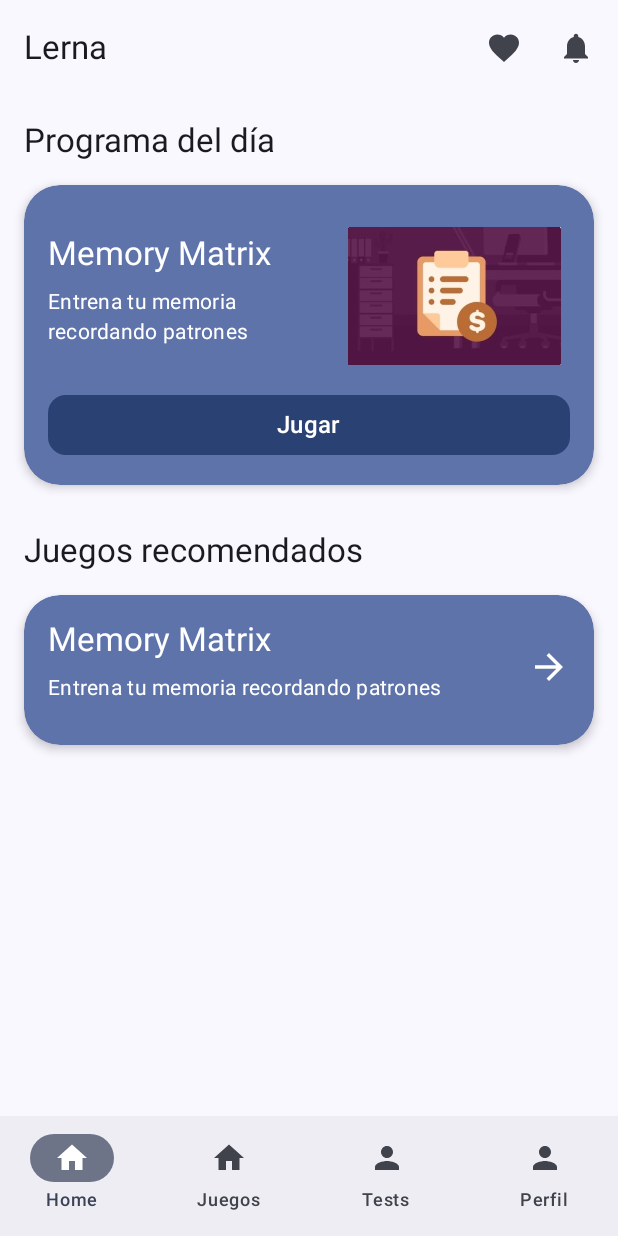
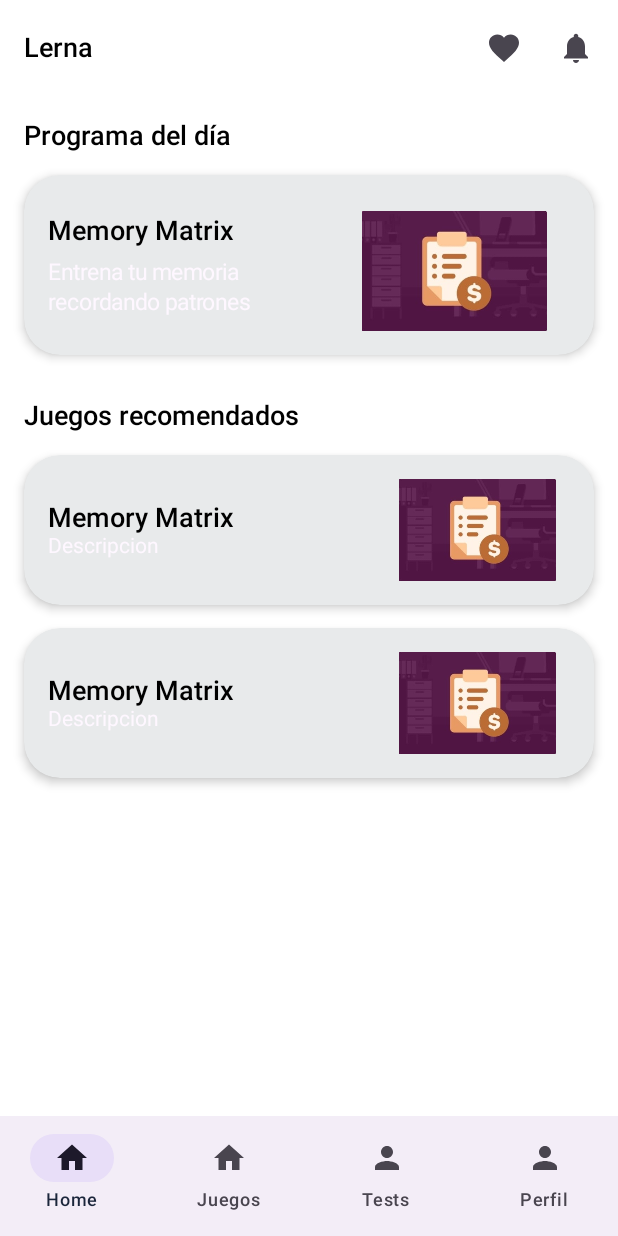
Before and after one commit to NegK01/Lerna, an Android app built with Jetpack Compose: the screen it shows after launch (MainActivity), on a phone screen of 412 x 824 dp. Run offline under Robolectric (Android 15) with nearby library versions, the phone set to English and light mode, and no system bars.

Commit message:
feat(home): ajustar UI de cards y paleta de colores para issue #2

```diff
--- a/app/src/main/java/com/negk/lerna/ui/components/Header.kt
+++ b/app/src/main/java/com/negk/lerna/ui/components/Header.kt
@@ -30,7 +30,8 @@ fun Header(
             Text(
                 text = "Lerna",
                 style = MaterialTheme.typography.titleLarge,
-                textAlign = TextAlign.Start
+                textAlign = TextAlign.Start,
+                color = MaterialTheme.colorScheme.onBackground,
             )
         },
         actions = {
--- a/app/src/main/java/com/negk/lerna/ui/screens/home/HomeScreen.kt
+++ b/app/src/main/java/com/negk/lerna/ui/screens/home/HomeScreen.kt
@@ -26,14 +26,15 @@ fun HomeScreen(navController: NavController) {
     Column(modifier = Modifier.padding(16.dp)) {
         Text(
             text = "Programa del día",
-            style = MaterialTheme.typography.titleLarge
+            style = MaterialTheme.typography.titleLarge,
+            color = MaterialTheme.colorScheme.onBackground,
         )
 
         Spacer(modifier = Modifier.height(15.dp))
 
         // Tarjeta destacada del programa del día
         DailyProgramCard(
-            height = 200.dp,
+            height = 120.dp,
             title = "Memory Matrix",
             description = "Entrena tu memoria recordando patrones",
             imageResource = R.drawable.memory_matrix,
@@ -46,7 +47,8 @@ fun HomeScreen(navController: NavController) {
 
         Text(
             text = "Juegos recomendados",
-            style = MaterialTheme.typography.titleLarge
+            style = MaterialTheme.typography.titleLarge,
+            color = MaterialTheme.colorScheme.onBackground,
         )
 
         Spacer(modifier = Modifier.height(15.dp))
@@ -54,8 +56,14 @@ fun HomeScreen(navController: NavController) {
         RecommendedGameCard(
             height = 100.dp,
             title = "Memory Matrix",
-            description = "Entrena tu memoria recordando patrones",
-            buttonText = "Jugar",
+            onButtonClick = { /* Acción de prueba */ }
+        )
+
+        Spacer(modifier = Modifier.height(15.dp))
+
+        RecommendedGameCard(
+            height = 100.dp,
+            title = "Memory Matrix",
             onButtonClick = { /* Acción de prueba */ }
         )
     }
--- a/app/src/main/java/com/negk/lerna/ui/screens/home/components/DailyProgramCard.kt
+++ b/app/src/main/java/com/negk/lerna/ui/screens/home/components/DailyProgramCard.kt
@@ -2,6 +2,7 @@ package com.negk.lerna.ui.screens.home.components
 
 import androidx.compose.foundation.Image
 import androidx.compose.foundation.interaction.MutableInteractionSource
+import androidx.compose.foundation.clickable
 import androidx.compose.foundation.layout.*
 import androidx.compose.foundation.shape.RoundedCornerShape
 import androidx.compose.material3.ButtonDefaults
@@ -48,8 +49,10 @@ fun DailyProgramCard(
 	onButtonClick: () -> Unit = {}
 ) {
 	BaseCard(
-		modifier = modifier.height(height),
-		backgroundColor = MaterialTheme.colorScheme.primaryContainer
+		modifier = modifier
+			.height(height)
+			.clickable(onClick = onButtonClick),
+		backgroundColor = MaterialTheme.colorScheme.surface
 	) {
 		Column(
 			modifier = Modifier.fillMaxSize(),
@@ -67,13 +70,13 @@ fun DailyProgramCard(
 					Text(
 						text = title,
 						style = MaterialTheme.typography.titleLarge,
-						color = MaterialTheme.colorScheme.onPrimaryContainer
+						color = MaterialTheme.colorScheme.onSurface
 					)
 					Spacer(modifier = Modifier.height(8.dp))
 					Text(
 						text = description,
 						style = MaterialTheme.typography.bodyMedium,
-						color = MaterialTheme.colorScheme.onPrimaryContainer,
+						color = MaterialTheme.colorScheme.surfaceBright,
 						textAlign = TextAlign.Start
 					)
 				}
@@ -87,21 +90,6 @@ fun DailyProgramCard(
 						.padding(start = 20.dp, top = 8.dp)
 				)
 			}
-			Spacer(modifier = Modifier.height(12.dp))
-			// Botón de acción abajo, ocupa todo el ancho
-			val interactionSource = remember { MutableInteractionSource() }
-			Button(
-				onClick = onButtonClick,
-				modifier = Modifier.fillMaxWidth(),
-				interactionSource = interactionSource,
-				shape = RoundedCornerShape(12.dp),
-				colors = ButtonDefaults.buttonColors(
-					containerColor = MaterialTheme.colorScheme.primary,
-					contentColor = MaterialTheme.colorScheme.onSecondary
-				)
-			) {
-				Text(buttonText, style = MaterialTheme.typography.titleMedium)
-			}
 		}
 	}
 }
--- a/app/src/main/java/com/negk/lerna/ui/screens/home/components/RecommendedGameCard.kt
+++ b/app/src/main/java/com/negk/lerna/ui/screens/home/components/RecommendedGameCard.kt
@@ -1,9 +1,9 @@
 package com.negk.lerna.ui.screens.home.components
 
+import androidx.compose.foundation.Image
+import androidx.compose.foundation.clickable
 import androidx.compose.runtime.Composable
 import androidx.compose.foundation.layout.*
-import androidx.compose.material3.Icon
-import androidx.compose.material.icons.Icons
 import androidx.compose.ui.Alignment
 import androidx.compose.ui.Modifier
 import androidx.compose.ui.text.style.TextAlign
@@ -11,8 +11,13 @@ import androidx.compose.ui.unit.Dp
 import androidx.compose.ui.unit.dp
 import androidx.compose.material3.MaterialTheme
 import androidx.compose.material3.Text
-import androidx.compose.material.icons.automirrored.filled.ArrowForward
+import androidx.compose.ui.res.painterResource
+import androidx.compose.ui.tooling.preview.Preview
+import androidx.compose.ui.unit.sp
+import androidx.navigation.compose.rememberNavController
+import com.negk.lerna.R
 import com.negk.lerna.ui.components.BaseCard
+import com.negk.lerna.ui.screens.home.HomeScreen
 
 @Composable
 fun RecommendedGameCard(
@@ -20,19 +25,24 @@ fun RecommendedGameCard(
     height: Dp = 200.dp,
     title: String = "Titulo",
     description: String = "Descripcion",
-    buttonText: String = "Jugar",
+    imageResource: Int = R.drawable.memory_matrix,
+    imageSize: Dp = 150.dp,
     onButtonClick: () -> Unit = {}
 ) {
     BaseCard(
-        modifier = modifier.height(height),
-        backgroundColor = MaterialTheme.colorScheme.primaryContainer
+        modifier = modifier
+            .height(height)
+            .clickable(onClick = onButtonClick), // Toda la card es clickeable
+        backgroundColor = MaterialTheme.colorScheme.surface
     ) {
         Column(
             modifier = Modifier.fillMaxSize(),
             verticalArrangement = Arrangement.SpaceBetween
         ) {
             Row(
-                modifier = Modifier.weight(1f).fillMaxWidth(),
+                modifier = Modifier
+                    .weight(1f)
+                    .fillMaxWidth(),
                 verticalAlignment = Alignment.CenterVertically,
             ) {
                 // Columna de texto a la izquierda
@@ -43,49 +53,36 @@ fun RecommendedGameCard(
                     Text(
                         text = title,
                         style = MaterialTheme.typography.titleLarge,
-                        color = MaterialTheme.colorScheme.onPrimaryContainer
+                        color = MaterialTheme.colorScheme.onSurface
                     )
-                    Spacer(modifier = Modifier.height(8.dp))
                     Text(
                         text = description,
-                        style = MaterialTheme.typography.bodyMedium,
-                        color = MaterialTheme.colorScheme.onPrimaryContainer,
+                        style = MaterialTheme.typography.titleMedium,
+                        color = MaterialTheme.colorScheme.surfaceBright,
                         textAlign = TextAlign.Start
                     )
                 }
+
                 // Imagen a la derecha
-                Icon(
-                    imageVector = Icons.AutoMirrored.Filled.ArrowForward,
-                    contentDescription = null,
-                    tint = MaterialTheme.colorScheme.onPrimaryContainer,
-                    modifier = Modifier
-                        .size(48.dp)
-                        .padding(start = 20.dp, top = 8.dp)
-                )
-                /*Image(
+                Image(
                     painter = painterResource(id = imageResource),
                     contentDescription = null,
                     modifier = Modifier
                         .size(imageSize)
                         .weight(1f)
-                        .padding(start = 20.dp, top = 8.dp)
-                )*/
+                        .padding(start = 50.dp)
+                )
             }
-            Spacer(modifier = Modifier.height(12.dp))
-            // Botón de acción abajo, ocupa todo el ancho
-//            val interactionSource = remember { MutableInteractionSource() }
-//            Button(
-//                onClick = onButtonClick,
-//                modifier = Modifier.fillMaxWidth(),
-//                interactionSource = interactionSource,
-//                shape = RoundedCornerShape(12.dp),
-//                colors = ButtonDefaults.buttonColors(
-//                    containerColor = MaterialTheme.colorScheme.primary,
-//                    contentColor = MaterialTheme.colorScheme.onSecondary
-//                )
-//            ) {
-//                Text(buttonText, style = MaterialTheme.typography.titleMedium)
-//            }
         }
     }
 }
+@Preview(showBackground = true)
+@Composable
+fun RecommendedGameCardPreview() {
+    RecommendedGameCard(
+        title = "Juego recomendado",
+        description = "Pon a prueba tu memoria con este divertido reto.",
+        imageResource = R.drawable.memory_matrix,
+        onButtonClick = { /* Acción de prueba */ }
+    )
+}
--- a/app/src/main/java/com/negk/lerna/ui/theme/Theme.kt
+++ b/app/src/main/java/com/negk/lerna/ui/theme/Theme.kt
@@ -1,45 +1,57 @@
 package com.negk.lerna.ui.theme
 
-import android.app.Activity
 import android.os.Build
 import androidx.compose.foundation.isSystemInDarkTheme
 import androidx.compose.material3.MaterialTheme
+import androidx.compose.material3.Typography
 import androidx.compose.material3.darkColorScheme
 import androidx.compose.material3.dynamicDarkColorScheme
 import androidx.compose.material3.dynamicLightColorScheme
 import androidx.compose.material3.lightColorScheme
 import androidx.compose.runtime.Composable
+import androidx.compose.ui.graphics.Color
 import androidx.compose.ui.platform.LocalContext
+import androidx.compose.ui.text.TextStyle
+import androidx.compose.ui.text.font.FontWeight
+import androidx.compose.ui.unit.sp
 
-private val DarkColorScheme = darkColorScheme(
-    primary = Purple80,
-    secondary = PurpleGrey80,
-    tertiary = Pink80
-)
-
+// 🎨 Paleta clara
 private val LightColorScheme = lightColorScheme(
-    primary = Purple40,
-    secondary = PurpleGrey40,
-    tertiary = Pink40
-
-    /* Other default colors to override
-    background = Color(0xFFFFFBFE),
-    surface = Color(0xFFFFFBFE),
+    primary = Color(0xFF0D1B2A),   // Azul marino oscuro
+    secondary = Color(0xFF1B263B), // Azul marino distinto
+    tertiary = Color(0xFF415A77),  // Azul complementario
+    background = Color(0xFFFFFFFF), // Blanco
+    surface = Color(0xFFFFFFFF),    // Blanco
     onPrimary = Color.White,
     onSecondary = Color.White,
     onTertiary = Color.White,
-    onBackground = Color(0xFF1C1B1F),
-    onSurface = Color(0xFF1C1B1F),
-    */
+    onBackground = Color(0xFF000000), // Texto negro
+    onSurface = Color(0xFF000000)     // Texto negro
 )
+
+// 🎨 Paleta oscura
+private val DarkColorScheme = darkColorScheme(
+    primary = Color(0xFF1B263B),   // Azul marino intermedio → para cards y botones destacados
+    secondary = Color(0xFF415A77), // Azul un poco más claro → para acentos y estados secundarios
+    tertiary = Color(0xFF778DA9),  // Azul grisáceo → decorativo, iconos de soporte
+    background = Color(0xFF0D1B2A), // Azul marino muy oscuro → fondo de la pantalla
+    surface = Color(0xFF1B263B),   // Igual al primary, pero dedicado a cards/dialogs
+    surfaceBright = Color(0xFFE0E8F2),   // Igual al primary, pero dedicado a cards/dialogs
+    onPrimary = Color.White,       // Texto sobre primary
+    onSecondary = Color.White,     // Texto sobre secondary
+    onTertiary = Color.White,      // Texto sobre tertiary
+    onBackground = Color(0xFFE0E0E0), // Texto sobre fondo (gris claro)
+    onSurface = Color.White        // Texto sobre cards/surfaces
+)
+
 
 @Composable
 fun LernaTheme(
     darkTheme: Boolean = isSystemInDarkTheme(),
-    // Dynamic color is available on Android 12+
-    dynamicColor: Boolean = true,
+    dynamicColor: Boolean = false,
     content: @Composable () -> Unit
 ) {
+    val colorScheme1 = if (darkTheme) DarkColorScheme else LightColorScheme
     val colorScheme = when {
         dynamicColor && Build.VERSION.SDK_INT >= Build.VERSION_CODES.S -> {
             val context = LocalContext.current
@@ -50,9 +62,26 @@ fun LernaTheme(
         else -> LightColorScheme
     }
 
+    val AppTypography = Typography(
+        titleLarge = TextStyle(
+            fontWeight = FontWeight.SemiBold,
+            fontSize = 18.sp,
+            lineHeight = 24.sp
+        ),
+        titleMedium = TextStyle(
+            fontSize = 14.sp,
+            lineHeight = 20.sp
+        ),
+        bodyMedium = TextStyle(
+            fontSize = 15.sp,
+            lineHeight = 20.sp,
+            color = if (darkTheme) Color(0xFFE0E0E0) else Color(0xFF666666) // Texto gris secundario
+        )
+    )
+
     MaterialTheme(
-        colorScheme = colorScheme,
-        typography = Typography,
+        colorScheme = colorScheme1,
+        typography = AppTypography,
         content = content
     )
 }
```
